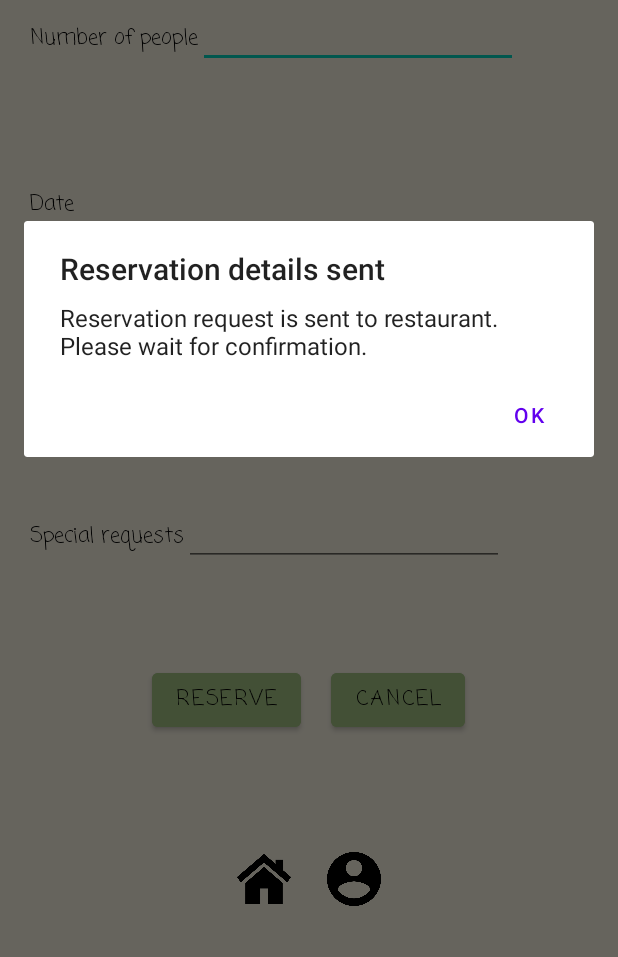
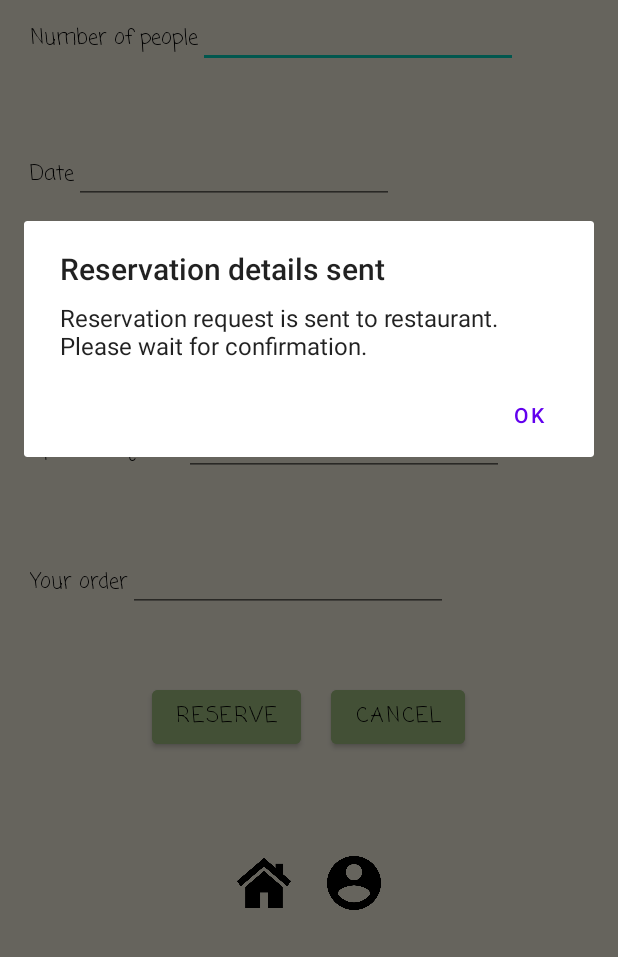
Before and after one commit to alisobhy22/Akelny, an Android app: the TableReservation screen opened directly, with no data from a screen before it, after a tap on "RESERVE", on a phone screen of 412 x 824 dp, the part 279-1236 px from its top. Run offline under Robolectric (Android 15) with nearby library versions, the phone set to English and light mode, and no system bars; our stand-ins replace Firebase (no records; nobody signed in at launch, a user with empty details on screens opened directly); 1 statement that could not run was skipped.

Commit message:
Functionality of buttons and added option to write order when reserving

```diff
--- a/app/src/main/java/com/example/akelny/Dashboard.java
+++ b/app/src/main/java/com/example/akelny/Dashboard.java
@@ -81,7 +81,8 @@ public class Dashboard extends AppCompatActivity {
 
         for(int i = 0; i < 10; i++)
         {
-            Reservation r = new Reservation(Integer.toString(i),"1/18/2023",Integer.toString(i) + ":00 PM",Integer.toString(i),"01060188396","Pending","Crave");
+            Reservation r = new Reservation(Integer.toString(i),"1/18/2023",Integer.toString(i) +
+                    ":00 PM",Integer.toString(i), "pasta", "01060188396","Pending","Crave");
             reservations.add(r);
         }
 
--- a/app/src/main/java/com/example/akelny/TableReservation.java
+++ b/app/src/main/java/com/example/akelny/TableReservation.java
@@ -10,6 +10,7 @@ import android.util.Log;
 import android.view.View;
 import android.widget.Button;
 import android.widget.EditText;
+import android.widget.ImageButton;
 import android.widget.TextView;
 
 import com.google.android.material.textfield.TextInputEditText;
@@ -21,16 +22,19 @@ class Reservation{
     public String reservationDate;
     public String reservationTime;
     public String specialRequests;
+    public String order;
     public String status;
     public String userNumber;
     public String restaurantName;
 
-    public Reservation(String numberOfPeople, String reservationDate, String reservationTime, String specialRequests, String userNumber, String status,String restaurantName)
+    public Reservation(String numberOfPeople, String reservationDate, String reservationTime, String specialRequests,
+                       String order, String userNumber, String status,String restaurantName)
     {
         this.numberOfPeople= numberOfPeople;
         this.reservationDate= reservationDate;
         this.reservationTime= reservationTime;
         this.specialRequests= specialRequests;
+        this.order= order;
         this.userNumber= userNumber;
         this.status= status;
         this.restaurantName = restaurantName;
@@ -44,9 +48,10 @@ public class TableReservation extends AppCompatActivity {
     EditText reservationDateEntry;
     EditText reservationTimeEntry;
     EditText specialRequestsEntry;
+    EditText orderEntry;
     TextView restaurantName;
 
-    String numberOfPeople, reservationDate, reservationTime, specialRequests, userNumber;
+    String numberOfPeople, reservationDate, reservationTime, specialRequests, order, userNumber;
 
     Button reserveBtn;
     Button cancelBtn;
@@ -83,11 +88,13 @@ public class TableReservation extends AppCompatActivity {
         reservationDateEntry = (EditText) findViewById(R.id.editTextDate);
         reservationTimeEntry = (EditText) findViewById(R.id.editTextTime);
         specialRequestsEntry = (EditText) findViewById(R.id.editTextTextMultiLine);
+        orderEntry = (EditText) findViewById(R.id.orderEntry);
         restaurantName= (TextView) findViewById(R.id.textView);
 
         reserveBtn = (Button) findViewById(R.id.reserveBtn);
         cancelBtn = (Button) findViewById(R.id.cancelBtn);
-
+        ImageButton homeBtn;
+        ImageButton profileBtn;
         reserveBtn.setOnClickListener(new View.OnClickListener() {
             @Override
             public void onClick(View v) {
@@ -95,9 +102,11 @@ public class TableReservation extends AppCompatActivity {
                 reservationDate = String.valueOf(reservationDateEntry.getText());
                 reservationTime= String.valueOf(reservationTimeEntry.getText());
                 specialRequests= String.valueOf(specialRequestsEntry.getText());
+                order= String.valueOf(orderEntry.getText());
 
                 userNumber= getIntent().getExtras().getString("user number");
-                Reservation reservation= new Reservation(numberOfPeople, reservationDate, reservationTime, specialRequests, userNumber, "pending", restaurantName.getText().toString());
+                Reservation reservation= new Reservation(numberOfPeople, reservationDate, reservationTime, specialRequests,
+                        order, userNumber, "pending", restaurantName.getText().toString());
                 myRef.child("Reservations").push().setValue(reservation);
                 alertDialog();
             }
@@ -111,5 +120,23 @@ public class TableReservation extends AppCompatActivity {
             }
         });
 
+        homeBtn = (ImageButton) findViewById(R.id.imageButton);
+        profileBtn = (ImageButton) findViewById(R.id.imageButton2);
+        homeBtn.setOnClickListener(new View.OnClickListener() {
+            @Override
+            public void onClick(View v) {
+                Intent intent= new Intent(TableReservation.this, Homepage.class);
+                startActivity(intent);
+            }
+        });
+
+        profileBtn.setOnClickListener(new View.OnClickListener() {
+            @Override
+            public void onClick(View v) {
+                Intent intent= new Intent(TableReservation.this, MainActivity.class);
+                startActivity(intent);
+            }
+        });
+
     }
 }
--- a/app/src/main/res/layout/activity_table_reservation.xml
+++ b/app/src/main/res/layout/activity_table_reservation.xml
@@ -125,6 +125,28 @@
             android:inputType="textMultiLine" />
     </LinearLayout>
 
+    <LinearLayout
+        android:layout_width="wrap_content"
+        android:layout_height="wrap_content"
+        android:orientation="horizontal"
+        android:layout_weight="1">
+        <TextView
+            android:id="@+id/textViewOrder"
+            android:layout_width="wrap_content"
+            android:layout_height="wrap_content"
+            android:text="Your order"
+            android:textColor="@color/black"
+            android:fontFamily="casual"/>
+        <EditText
+            android:id="@+id/orderEntry"
+            android:layout_width="match_parent"
+            android:layout_height="wrap_content"
+            android:layout_weight="1"
+            android:ems="10"
+            android:gravity="start|top"
+            android:inputType="textMultiLine" />
+    </LinearLayout>
+
 
 
 </LinearLayout>
```
Also changed, not shown: app/src/main/java/com/example/akelny/Homepage.java (+38 -0 lines), app/src/main/java/com/example/akelny/MainActivity.java (+38 -0 lines), app/src/main/java/com/example/akelny/RestaurantDetails.java (+21 -0 lines), app/src/main/res/layout/activity_main.xml (+9 -8 lines).
